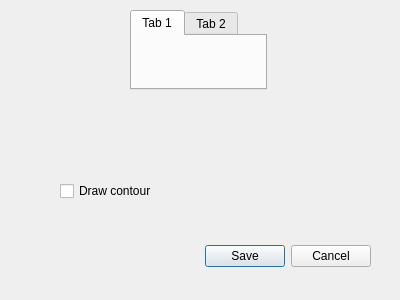
Above: settings_dialog.ui from mengtongwqh/qgis-structural-geology before the change. Below: the same form after it.
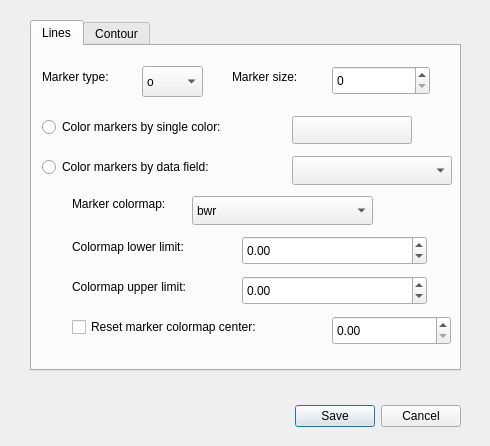
That is the form after the change. The open tabs and pages were chosen to show the change. Custom widgets are drawn as their Qt base class.

Commit message: set up settings dialog

Patch:
```diff
--- a/settings_dialog.ui
+++ b/settings_dialog.ui
@@ -6,8 +6,8 @@
    <rect>
     <x>0</x>
     <y>0</y>
-    <width>400</width>
-    <height>300</height>
+    <width>490</width>
+    <height>446</height>
    </rect>
   </property>
   <property name="windowTitle">
@@ -16,9 +16,9 @@
   <widget class="QDialogButtonBox" name="button_box">
    <property name="geometry">
     <rect>
-     <x>30</x>
-     <y>240</y>
-     <width>341</width>
+     <x>290</x>
+     <y>400</y>
+     <width>171</width>
      <height>32</height>
     </rect>
    </property>
@@ -35,26 +35,13 @@
     <bool>false</bool>
    </property>
   </widget>
-  <widget class="QCheckBox" name="checkBox">
-   <property name="geometry">
-    <rect>
-     <x>60</x>
-     <y>180</y>
-     <width>161</width>
-     <height>22</height>
-    </rect>
-   </property>
-   <property name="text">
-    <string>Draw contour</string>
-   </property>
-  </widget>
   <widget class="QTabWidget" name="tabWidget">
    <property name="geometry">
     <rect>
-     <x>130</x>
-     <y>10</y>
-     <width>137</width>
-     <height>80</height>
+     <x>30</x>
+     <y>20</y>
+     <width>431</width>
+     <height>351</height>
     </rect>
    </property>
    <property name="currentIndex">
@@ -62,19 +49,340 @@
    </property>
    <widget class="QWidget" name="tab">
     <attribute name="title">
-     <string>Tab 1</string>
+     <string>Lines</string>
     </attribute>
+    <widget class="QSpinBox" name="marker_size_spinbox">
+     <property name="geometry">
+      <rect>
+       <x>300</x>
+       <y>20</y>
+       <width>98</width>
+       <height>29</height>
+      </rect>
+     </property>
+    </widget>
+    <widget class="QComboBox" name="marker_combobox">
+     <property name="geometry">
+      <rect>
+       <x>110</x>
+       <y>20</y>
+       <width>61</width>
+       <height>31</height>
+      </rect>
+     </property>
+     <item>
+      <property name="text">
+       <string>o</string>
+      </property>
+     </item>
+     <item>
+      <property name="text">
+       <string>v</string>
+      </property>
+     </item>
+     <item>
+      <property name="text">
+       <string>^</string>
+      </property>
+     </item>
+     <item>
+      <property name="text">
+       <string>P</string>
+      </property>
+     </item>
+     <item>
+      <property name="text">
+       <string>x</string>
+      </property>
+     </item>
+     <item>
+      <property name="text">
+       <string>.</string>
+      </property>
+     </item>
+     <item>
+      <property name="text">
+       <string>+</string>
+      </property>
+     </item>
+    </widget>
+    <widget class="QLabel" name="label_5">
+     <property name="geometry">
+      <rect>
+       <x>10</x>
+       <y>20</y>
+       <width>91</width>
+       <height>21</height>
+      </rect>
+     </property>
+     <property name="text">
+      <string>Marker type:</string>
+     </property>
+    </widget>
+    <widget class="QLabel" name="label_6">
+     <property name="geometry">
+      <rect>
+       <x>200</x>
+       <y>20</y>
+       <width>91</width>
+       <height>21</height>
+      </rect>
+     </property>
+     <property name="text">
+      <string>Marker size:</string>
+     </property>
+    </widget>
+    <widget class="QgsFieldComboBox" name="marker_color_field">
+     <property name="geometry">
+      <rect>
+       <x>260</x>
+       <y>110</y>
+       <width>160</width>
+       <height>29</height>
+      </rect>
+     </property>
+    </widget>
+    <widget class="QRadioButton" name="color_by_data_field_radio">
+     <property name="geometry">
+      <rect>
+       <x>10</x>
+       <y>110</y>
+       <width>241</width>
+       <height>22</height>
+      </rect>
+     </property>
+     <property name="text">
+      <string>Color markers by data field:</string>
+     </property>
+    </widget>
+    <widget class="QgsColorButton" name="marker_colorbutton">
+     <property name="geometry">
+      <rect>
+       <x>260</x>
+       <y>70</y>
+       <width>120</width>
+       <height>28</height>
+      </rect>
+     </property>
+    </widget>
+    <widget class="QRadioButton" name="color_by_single_color_radio">
+     <property name="geometry">
+      <rect>
+       <x>10</x>
+       <y>70</y>
+       <width>281</width>
+       <height>22</height>
+      </rect>
+     </property>
+     <property name="text">
+      <string>Color markers by single color:</string>
+     </property>
+    </widget>
+    <widget class="QCheckBox" name="marker_cmap_center_checkbox">
+     <property name="geometry">
+      <rect>
+       <x>40</x>
+       <y>270</y>
+       <width>241</width>
+       <height>22</height>
+      </rect>
+     </property>
+     <property name="text">
+      <string>Reset marker colormap center:</string>
+     </property>
+    </widget>
+    <widget class="QDoubleSpinBox" name="marker_cmap_center_dspinbox">
+     <property name="geometry">
+      <rect>
+       <x>300</x>
+       <y>270</y>
+       <width>119</width>
+       <height>29</height>
+      </rect>
+     </property>
+    </widget>
+    <widget class="QLabel" name="marker_colormap_label">
+     <property name="geometry">
+      <rect>
+       <x>40</x>
+       <y>150</y>
+       <width>121</width>
+       <height>16</height>
+      </rect>
+     </property>
+     <property name="text">
+      <string>Marker colormap:</string>
+     </property>
+    </widget>
+    <widget class="QComboBox" name="marker_colormap_combobox">
+     <property name="geometry">
+      <rect>
+       <x>160</x>
+       <y>150</y>
+       <width>181</width>
+       <height>29</height>
+      </rect>
+     </property>
+     <item>
+      <property name="text">
+       <string>bwr</string>
+      </property>
+     </item>
+     <item>
+      <property name="text">
+       <string>bwr_r</string>
+      </property>
+     </item>
+     <item>
+      <property name="text">
+       <string>coolwarm</string>
+      </property>
+     </item>
+     <item>
+      <property name="text">
+       <string>coolwarm_r</string>
+      </property>
+     </item>
+     <item>
+      <property name="text">
+       <string>magma</string>
+      </property>
+     </item>
+     <item>
+      <property name="text">
+       <string>magma_r</string>
+      </property>
+     </item>
+     <item>
+      <property name="text">
+       <string>RdYlGn</string>
+      </property>
+     </item>
+     <item>
+      <property name="text">
+       <string>RdYlGn_r</string>
+      </property>
+     </item>
+     <item>
+      <property name="text">
+       <string>RdBu</string>
+      </property>
+     </item>
+     <item>
+      <property name="text">
+       <string>RdBu_r</string>
+      </property>
+     </item>
+     <item>
+      <property name="text">
+       <string>RdGy</string>
+      </property>
+     </item>
+     <item>
+      <property name="text">
+       <string>RdGy_r</string>
+      </property>
+     </item>
+     <item>
+      <property name="text">
+       <string>RdYlBu</string>
+      </property>
+     </item>
+     <item>
+      <property name="text">
+       <string>seismic</string>
+      </property>
+     </item>
+     <item>
+      <property name="text">
+       <string>seismic_r</string>
+      </property>
+     </item>
+    </widget>
+    <widget class="QLabel" name="marker_lower_label">
+     <property name="geometry">
+      <rect>
+       <x>40</x>
+       <y>190</y>
+       <width>161</width>
+       <height>21</height>
+      </rect>
+     </property>
+     <property name="text">
+      <string>Colormap lower limit:</string>
+     </property>
+    </widget>
+    <widget class="QLabel" name="marker_upper_label">
+     <property name="geometry">
+      <rect>
+       <x>40</x>
+       <y>230</y>
+       <width>161</width>
+       <height>21</height>
+      </rect>
+     </property>
+     <property name="text">
+      <string>Colormap upper limit:</string>
+     </property>
+    </widget>
+    <widget class="QDoubleSpinBox" name="marker_lowlimit_dspinbox">
+     <property name="geometry">
+      <rect>
+       <x>210</x>
+       <y>190</y>
+       <width>185</width>
+       <height>29</height>
+      </rect>
+     </property>
+     <property name="minimum">
+      <double>-9999999999999999538762658202121142272.000000000000000</double>
+     </property>
+     <property name="maximum">
+      <double>9999999999999999538762658202121142272.000000000000000</double>
+     </property>
+     <property name="value">
+      <double>0.000000000000000</double>
+     </property>
+    </widget>
+    <widget class="QDoubleSpinBox" name="marker_upplimit_dspinbox">
+     <property name="geometry">
+      <rect>
+       <x>210</x>
+       <y>230</y>
+       <width>185</width>
+       <height>29</height>
+      </rect>
+     </property>
+     <property name="minimum">
+      <double>-9999999999999999538762658202121142272.000000000000000</double>
+     </property>
+     <property name="maximum">
+      <double>9999999999999999538762658202121142272.000000000000000</double>
+     </property>
+    </widget>
    </widget>
    <widget class="QWidget" name="tab_2">
     <property name="locale">
      <locale language="English" country="Canada"/>
     </property>
     <attribute name="title">
-     <string>Tab 2</string>
+     <string>Contour</string>
     </attribute>
    </widget>
   </widget>
  </widget>
+ <customwidgets>
+  <customwidget>
+   <class>QgsColorButton</class>
+   <extends>QToolButton</extends>
+   <header>qgscolorbutton.h</header>
+  </customwidget>
+  <customwidget>
+   <class>QgsFieldComboBox</class>
+   <extends>QComboBox</extends>
+   <header>qgsfieldcombobox.h</header>
+  </customwidget>
+ </customwidgets>
  <resources/>
  <connections>
   <connection>
```
Left out of the diff: 130 changed lines with no effect on the pictures. The commit also changes 1 other file.
